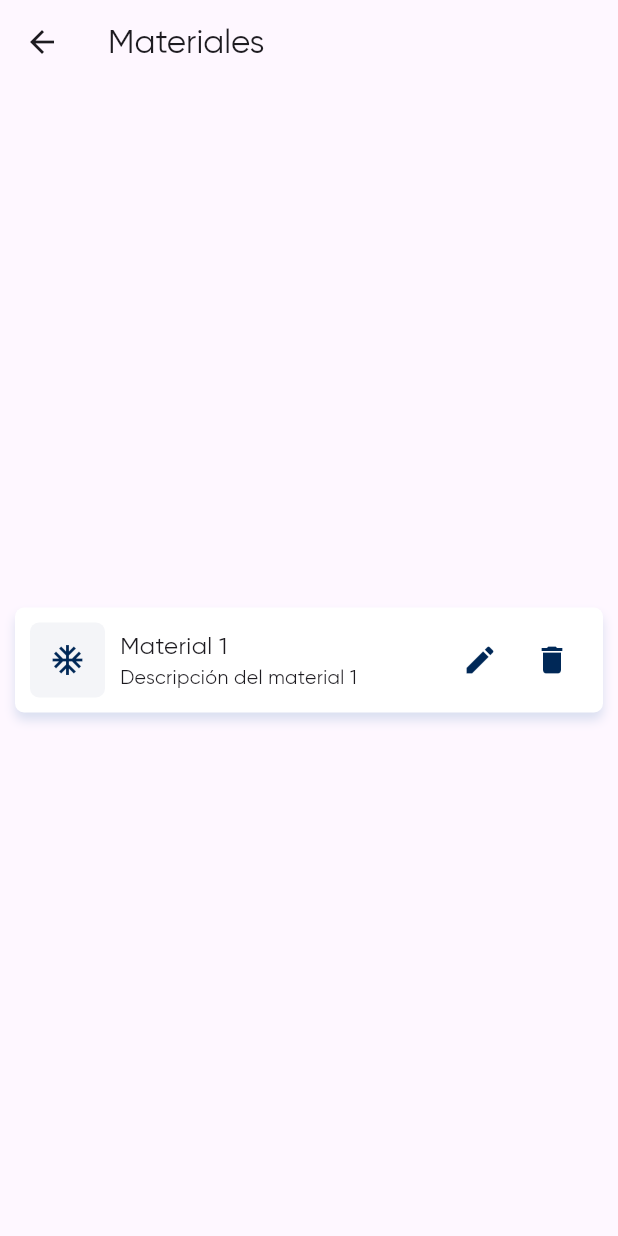
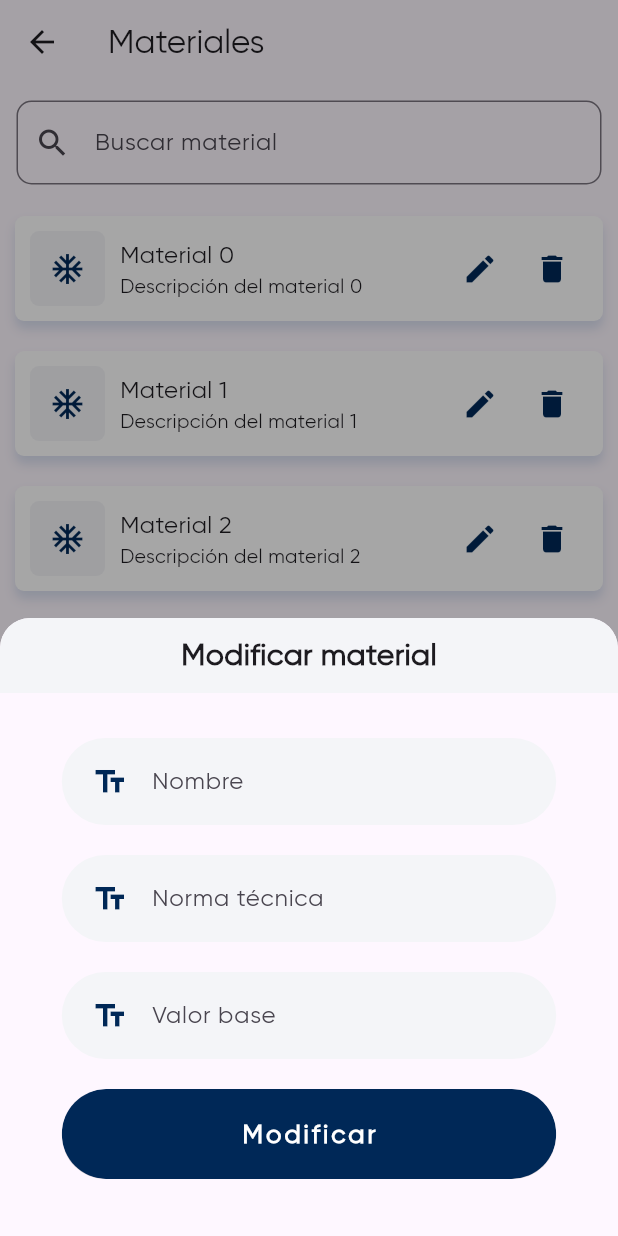
Before and after one commit to Xhanty/constriturar_flutter, a Flutter app: the MaterialsPage screen opened directly, after a tap on the "edit" icon, on a phone screen of 412 x 824 dp. Run offline on Flutter 3.47's test engine with Material 3 defaults, Android fonts, the phone set to English and light mode, and no system bars; our stand-ins replace flutter_secure_storage, modal_bottom_sheet; accounts and stored records are empty.

Commit message:
Agregar formulario de materiales y funcionalidad de edición y eliminación en la página de materiales

```diff
--- a/lib/app/views/modules/configuration/materials/materials_form.dart
+++ b/lib/app/views/modules/configuration/materials/materials_form.dart
@@ -0,0 +1,87 @@
+import 'package:flutter/material.dart';
+import 'package:constriturar/app/widgets/rounded_button.dart';
+import 'package:constriturar/app/widgets/rounded_input_field.dart';
+import 'package:constriturar/app/core/config/app_colors.dart';
+
+class MaterialsForm extends StatefulWidget {
+  const MaterialsForm({super.key, this.id});
+
+  final int? id;
+
+  @override
+  State<MaterialsForm> createState() => _MaterialsFormState();
+}
+
+class _MaterialsFormState extends State<MaterialsForm> {
+  final _nameController = TextEditingController();
+  final _normaController = TextEditingController();
+  final _valorController = TextEditingController();
+
+  bool _isLoading = false;
+
+  void _handleUpdAdd() {
+    setState(() {
+      _isLoading = true;
+    });
+  }
+
+  @override
+  Widget build(BuildContext context) {
+    return Column(
+      children: [
+        Container(
+          decoration: BoxDecoration(
+            color: AppColors.lightPrimary,
+            borderRadius: BorderRadius.only(
+              topLeft: Radius.circular(20),
+              topRight: Radius.circular(20),
+            ),
+          ),
+          width: double.infinity,
+          height: 50,
+          child: Center(
+            child: Text(
+              widget.id != null ? 'Modificar material' : 'Nuevo material',
+              style: TextStyle(
+                fontSize: 20,
+                fontWeight: FontWeight.bold,
+              ),
+            ),
+          ),
+        ),
+        Padding(
+          padding: const EdgeInsets.all(20),
+          child: SingleChildScrollView(
+            child: Expanded(
+              child: Column(
+                children: [
+                  RoundedInputField(
+                    hintText: "Nombre",
+                    icon: Icons.text_fields,
+                    controller: _nameController,
+                  ),
+                  RoundedInputField(
+                    hintText: "Norma técnica",
+                    icon: Icons.text_fields,
+                    controller: _normaController,
+                  ),
+                  RoundedInputField(
+                    hintText: "Valor base",
+                    icon: Icons.text_fields,
+                    controller: _valorController,
+                  ),
+                  _isLoading
+                      ? const CircularProgressIndicator()
+                      : RoundedButton(
+                          text: widget.id != null ? 'Modificar' : 'Agregar',
+                          press: _handleUpdAdd,
+                        ),
+                ],
+              ),
+            ),
+          ),
+        ),
+      ],
+    );
+  }
+}
--- a/lib/app/views/modules/configuration/materials/materials_page.dart
+++ b/lib/app/views/modules/configuration/materials/materials_page.dart
@@ -1,4 +1,7 @@
 import 'package:flutter/material.dart';
+import 'package:modal_bottom_sheet/modal_bottom_sheet.dart';
+import 'package:constriturar/app/core/config/app_colors.dart';
+import 'package:constriturar/app/views/modules/configuration/materials/materials_form.dart';
 import 'package:constriturar/app/widgets/card_simple.dart';
 
 class MaterialsPage extends StatelessWidget {
@@ -7,14 +10,131 @@ class MaterialsPage extends StatelessWidget {
   @override
   Widget build(BuildContext context) {
     return Scaffold(
-      appBar: AppBar(title: const Text("Materiales")),
-      body: const Center(
-        child: CardSimple(
-          title: "Material 1",
-          description: "Descripción del material 1",
-          icon: Icons.ac_unit,
+      appBar: AppBar(
+        title: const Text("Materiales"),
+        backgroundColor: Theme.of(context).scaffoldBackgroundColor,
+        scrolledUnderElevation: 0,
+      ),
+      body: Column(
+        children: [
+          Padding(
+            padding: const EdgeInsets.all(11),
+            child: TextField(
+              decoration: InputDecoration(
+                hintText: "Buscar material",
+                prefixIcon: Icon(Icons.search),
+                border: OutlineInputBorder(
+                  borderRadius: BorderRadius.circular(10),
+                ),
+              ),
+            ),
+          ),
+          Expanded(
+            child: ListView.builder(
+              physics: const BouncingScrollPhysics(),
+              itemCount: 20,
+              itemBuilder: (context, index) {
+                return CardSimple(
+                  id: index,
+                  title: "Material $index",
+                  description: "Descripción del material $index",
+                  icon: Icons.ac_unit,
+                  onEdit: (id) => {
+                    showMaterialModalBottomSheet(
+                      context: context,
+                      shape: ShapeBorder.lerp(
+                        RoundedRectangleBorder(
+                          borderRadius: BorderRadius.only(
+                            topLeft: Radius.circular(20),
+                            topRight: Radius.circular(20),
+                          ),
+                        ),
+                        RoundedRectangleBorder(
+                          borderRadius: BorderRadius.only(
+                            topLeft: Radius.circular(20),
+                            topRight: Radius.circular(20),
+                          ),
+                        ),
+                        0,
+                      ),
+                      builder: (context) {
+                        return FractionallySizedBox(
+                          heightFactor: 0.5,
+                          child: MaterialsForm(id: id),
+                        );
+                      },
+                    )
+                  },
+                  onDelete: (id) => {
+                    showDialog(
+                      context: context,
+                      builder: (context) {
+                        return AlertDialog(
+                          title: const Text("Eliminar material"),
+                          content: const Text(
+                              "¿Está seguro que desea eliminar este material?"),
+                          actions: [
+                            TextButton(
+                              onPressed: () => Navigator.pop(context),
+                              child: const Text("Cancelar"),
+                            ),
+                            TextButton(
+                              onPressed: () => Navigator.pop(context),
+                              child: const Text("Aceptar"),
+                            ),
+                          ],
+                        );
+                      },
+                    )
+                  },
+                );
+              },
+            ),
+          ),
+        ],
+      ),
+      floatingActionButton: FloatingActionButton(
+        onPressed: () => {
+          showMaterialModalBottomSheet(
+            context: context,
+            shape: ShapeBorder.lerp(
+              RoundedRectangleBorder(
+                borderRadius: BorderRadius.only(
+                  topLeft: Radius.circular(20),
+                  topRight: Radius.circular(20),
+                ),
+              ),
+              RoundedRectangleBorder(
+                borderRadius: BorderRadius.only(
+                  topLeft: Radius.circular(20),
+                  topRight: Radius.circular(20),
+                ),
+              ),
+              0,
+            ),
+            builder: (context) {
+              return FractionallySizedBox(
+                heightFactor: 0.5,
+                child: MaterialsForm(),
+              );
+            },
+          )
+        },
+        backgroundColor: AppColors.primary,
+        tooltip: 'Agregar material',
+        child: Icon(
+          Icons.add,
+          color: AppColors.lightPrimary,
         ),
       ),
+
+      // body: const Center(
+      //   child: CardSimple(
+      //     title: "Material 1",
+      //     description: "Descripción del material 1",
+      //     icon: Icons.ac_unit,
+      //   ),
+      // ),
     );
   }
 }
--- a/lib/app/widgets/card_simple.dart
+++ b/lib/app/widgets/card_simple.dart
@@ -4,14 +4,20 @@ import 'package:constriturar/app/core/config/app_colors.dart';
 class CardSimple extends StatefulWidget {
   const CardSimple({
     super.key,
+    required this.id,
     required this.title,
     this.description,
     required this.icon,
+    required this.onEdit,
+    required this.onDelete,
   });
 
+  final int id;
   final String title;
   final String? description;
   final IconData icon;
+  final Function onEdit;
+  final Function onDelete;
 
   @override
   State<CardSimple> createState() => _CardSimpleState();
@@ -71,11 +77,15 @@ class _CardSimpleState extends State<CardSimple> {
             children: [
               IconButton(
                 icon: Icon(Icons.edit, color: AppColors.primary),
-                onPressed: () {},
+                onPressed: () {
+                  widget.onEdit(widget.id);
+                },
               ),
               IconButton(
                 icon: Icon(Icons.delete, color: AppColors.primary),
-                onPressed: () {},
+                onPressed: () {
+                  widget.onDelete(widget.id);
+                },
               ),
             ],
           )
--- a/pubspec.yaml
+++ b/pubspec.yaml
@@ -36,6 +36,7 @@ dependencies:
   cupertino_icons: ^1.0.8
   http: ^1.3.0
   flutter_secure_storage: ^9.2.4
+  modal_bottom_sheet: ^3.0.0
 
 
 dev_dependencies:
```
Also changed, not shown: pubspec.lock.
